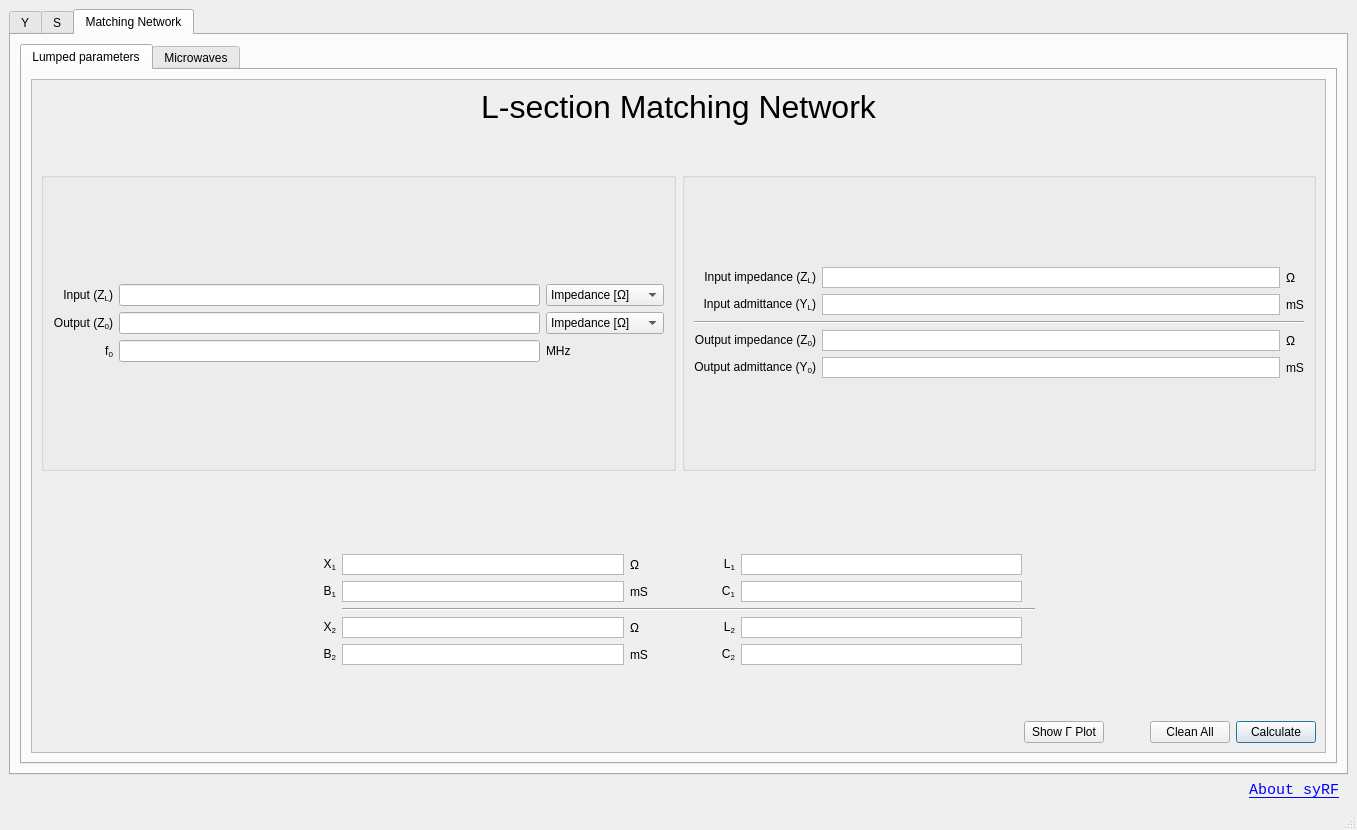
Above: ui/syRF.ui from urbanij/syRF before the change. Below: the same form after it.
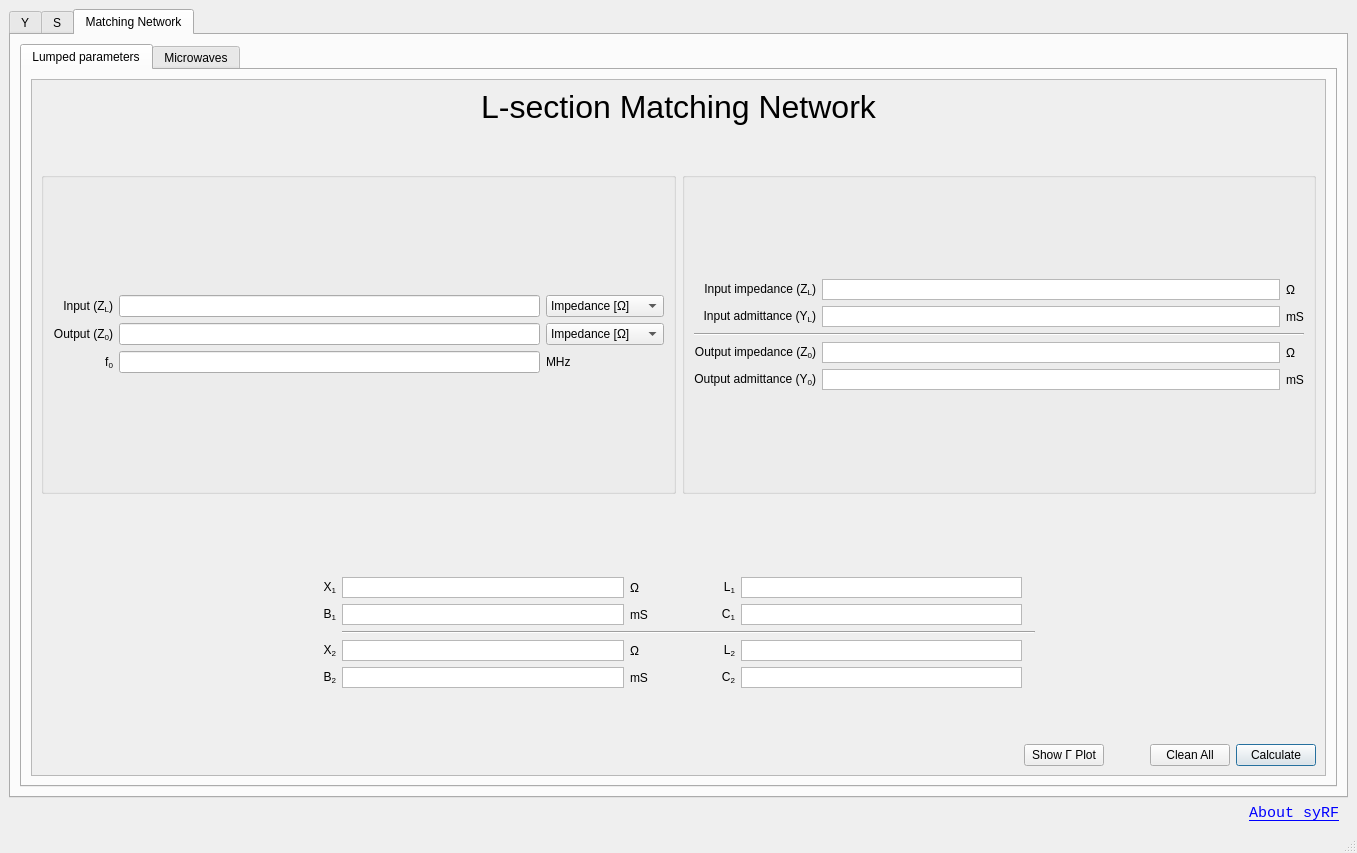
That is the form after the change. The open tabs and pages were chosen to show the change.

```diff
--- a/ui/syRF.ui
+++ b/ui/syRF.ui
@@ -7,7 +7,7 @@
     <x>0</x>
     <y>0</y>
     <width>1357</width>
-    <height>830</height>
+    <height>853</height>
    </rect>
   </property>
   <property name="windowTitle">
@@ -2758,8 +2758,8 @@
                 <rect>
                  <x>0</x>
                  <y>0</y>
-                 <width>1239</width>
-                 <height>638</height>
+                 <width>617</width>
+                 <height>611</height>
                 </rect>
                </property>
                <layout class="QVBoxLayout" name="verticalLayout_12">
```
Left out of the diff: 6 changed lines with no effect on the pictures.
